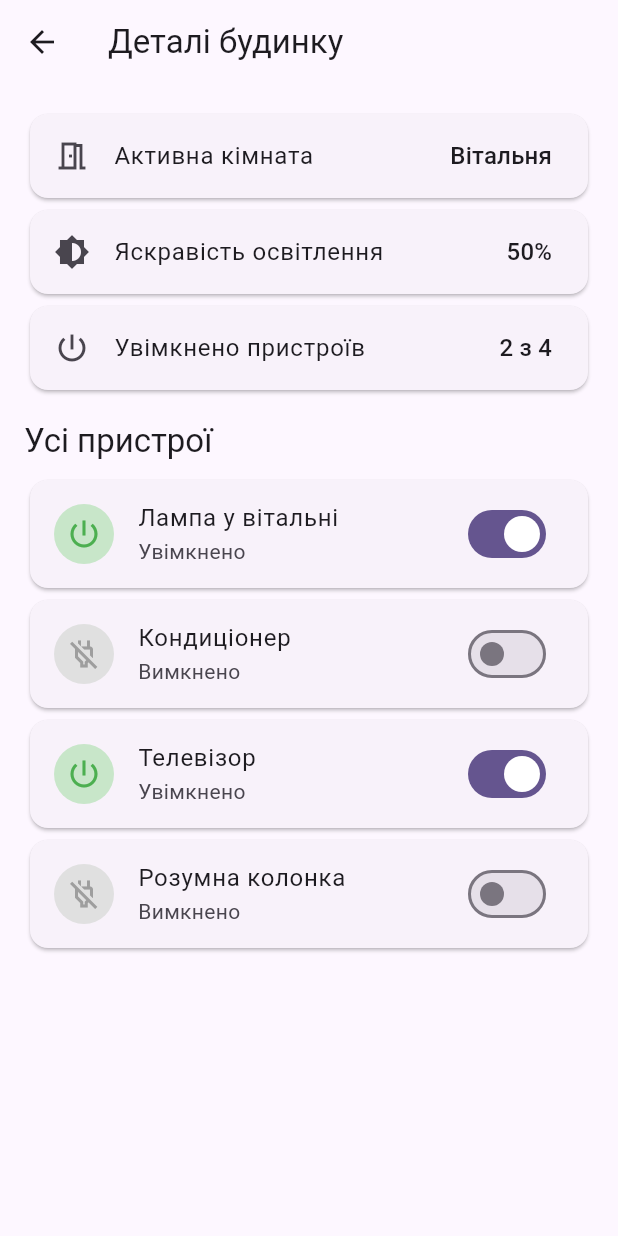
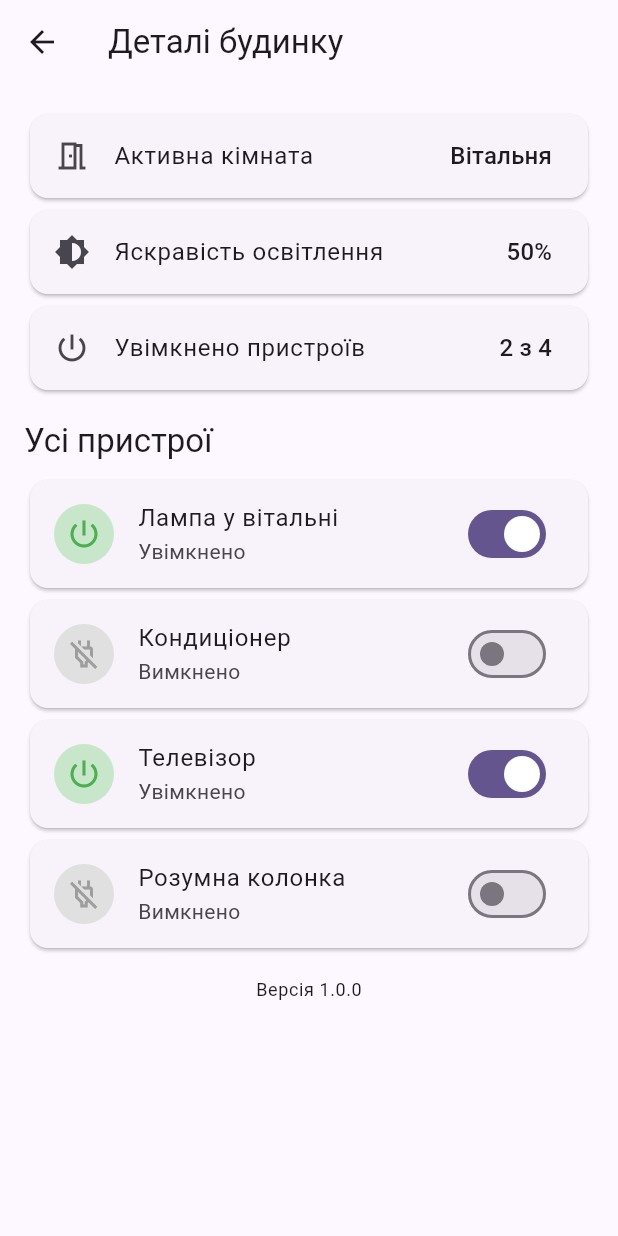
Before and after one commit to ki27khmelandrii-ux/smart-home-clean-architecture, a Flutter app: the DetailsScreen screen opened directly, on a phone screen of 412 x 824 dp. Run offline on Flutter 3.47's test engine with Material 3 defaults, Android fonts, the phone set to English and light mode, and no system bars.

Commit message:
feat(presentation): показати версію застосунку на екрані деталей

```diff
--- a/lib/presentation/screens/details_screen.dart
+++ b/lib/presentation/screens/details_screen.dart
@@ -1,6 +1,7 @@
 import 'package:flutter/material.dart';
 import 'package:provider/provider.dart';
 
+import '../../config/app_config.dart';
 import '../state/smart_home_notifier.dart';
 import '../widgets/device_tile.dart';
 
@@ -52,6 +53,13 @@ class DetailsScreen extends StatelessWidget {
           const SizedBox(height: 8),
           for (final name in home.devices.keys)
             DeviceTile(key: ValueKey(name), name: name),
+          const SizedBox(height: 16),
+          Center(
+            child: Text(
+              'Версія ${AppConfig.version}',
+              style: textTheme.bodySmall,
+            ),
+          ),
         ],
       ),
     );
```
Also changed, not shown: 1 other file.
